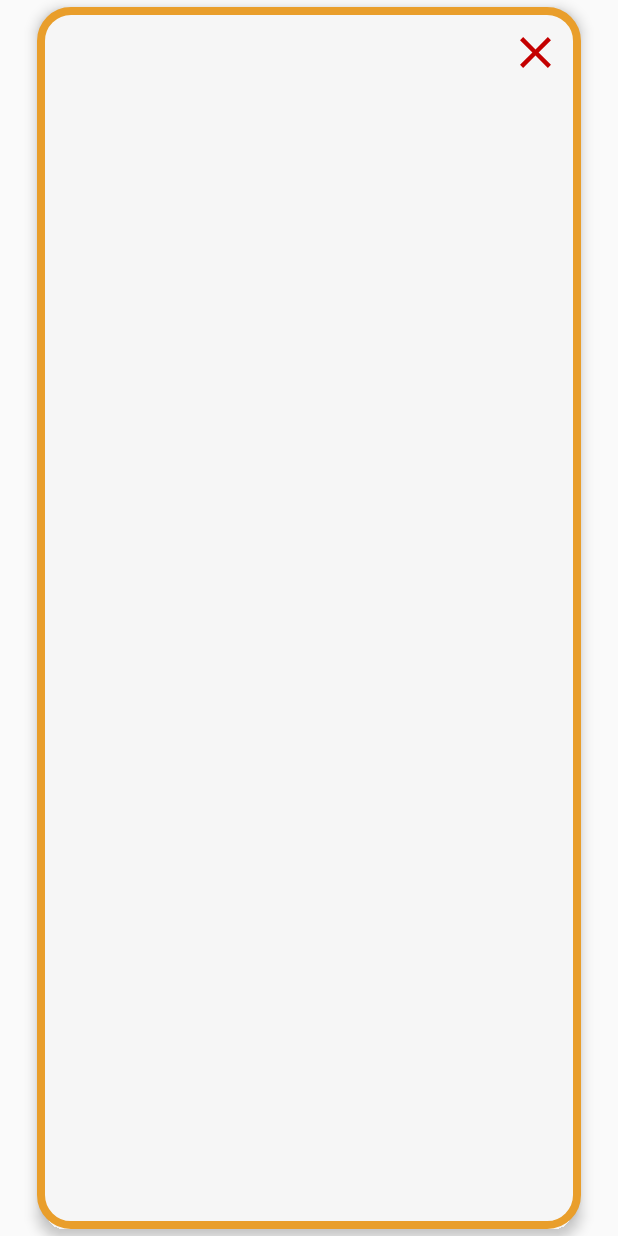
After one commit to TigranMirzoyan/MyApplication, an Android app: the layout dialog_history.xml on its own in the app's theme, with its tools: preview values and no code run, on a phone screen of 412 x 824 dp. The commit adds this screen. Run offline under Robolectric (Android 15) with nearby library versions, the phone set to English and light mode, and no system bars.

```diff
--- /dev/null
+++ b/app/src/main/res/drawable/a_close.xml
@@ -0,0 +1,12 @@
+<vector xmlns:android="http://schemas.android.com/apk/res/android"
+    android:width="35dp"
+    android:height="35dp"
+    android:tint="#C40000"
+    android:viewportWidth="24"
+    android:viewportHeight="24">
+
+    <path
+        android:fillColor="@android:color/white"
+        android:pathData="M19,6.41L17.59,5 12,10.59 6.41,5 5,6.41 10.59,12 5,17.59 6.41,19 12,13.41 17.59,19 19,17.59 13.41,12z" />
+
+</vector>
--- a/app/src/main/res/drawable/church_marker.xml
+++ b/app/src/main/res/drawable/church_marker.xml
@@ -1,6 +1,6 @@
 <vector xmlns:android="http://schemas.android.com/apk/res/android"
     android:width="70dp"
-    android:height="75dp"
+    android:height="70dp"
     android:viewportWidth="1024"
     android:viewportHeight="1024">
 
--- /dev/null
+++ b/app/src/main/res/drawable/dialog_history.xml
@@ -0,0 +1,16 @@
+<?xml version="1.0" encoding="utf-8"?>
+<inset xmlns:android="http://schemas.android.com/apk/res/android"
+    android:insetLeft="5dp"
+    android:insetRight="5dp"
+    android:insetBottom="5dp"
+    android:insetTop="5dp">
+
+    <shape android:shape="rectangle">
+        <corners android:radius="20dp"/>
+        <solid android:color="@color/better_white" />
+        <stroke android:width="5dp"
+            android:color="@color/yellow"/>
+
+    </shape>
+
+</inset>
--- /dev/null
+++ b/app/src/main/res/layout/dialog_history.xml
@@ -0,0 +1,53 @@
+<?xml version="1.0" encoding="utf-8"?>
+<RelativeLayout xmlns:android="http://schemas.android.com/apk/res/android"
+    xmlns:tools="http://schemas.android.com/tools"
+    android:layout_width="match_parent"
+    android:layout_height="match_parent"
+    xmlns:app="http://schemas.android.com/apk/res-auto">
+
+    <ScrollView
+        android:layout_width="match_parent"
+        android:layout_height="match_parent"
+        android:fillViewport="true">
+
+        <LinearLayout
+            android:id="@+id/linearLayout2"
+            android:layout_width="match_parent"
+            android:layout_height="wrap_content"
+            android:orientation="vertical"
+            android:padding="20dp"
+            android:elevation="5dp"
+            android:background="@drawable/dialog_history"
+            android:layout_marginHorizontal="20dp">
+
+            <ImageButton
+                android:id="@+id/cancelID"
+                android:layout_width="30dp"
+                android:layout_height="30dp"
+                android:layout_gravity="right|top"
+                android:background="@android:color/transparent"
+                android:src="@drawable/a_close" />
+
+            <TextView
+                android:id="@+id/tvAlertTitle"
+                android:layout_width="match_parent"
+                android:layout_height="wrap_content"
+                android:paddingLeft="10dp"
+                android:text=""
+                android:textColor="@color/black"
+                android:textSize="28sp"
+                android:textStyle="bold" />
+
+            <TextView
+                android:id="@+id/tvAlertMessage"
+                android:layout_width="match_parent"
+                android:layout_height="wrap_content"
+                android:paddingLeft="10dp"
+                android:paddingTop="10dp"
+                android:text=""
+                android:textColor="@color/black"
+                android:textSize="20sp" />
+
+        </LinearLayout>
+    </ScrollView>
+</RelativeLayout>
```
Also changed, not shown: app/src/main/java/com/example/myapplication/CustomDialogFragment.java (added, +58 -0 lines), app/src/main/java/com/example/myapplication/MapFragment.java (+33 -17 lines).
